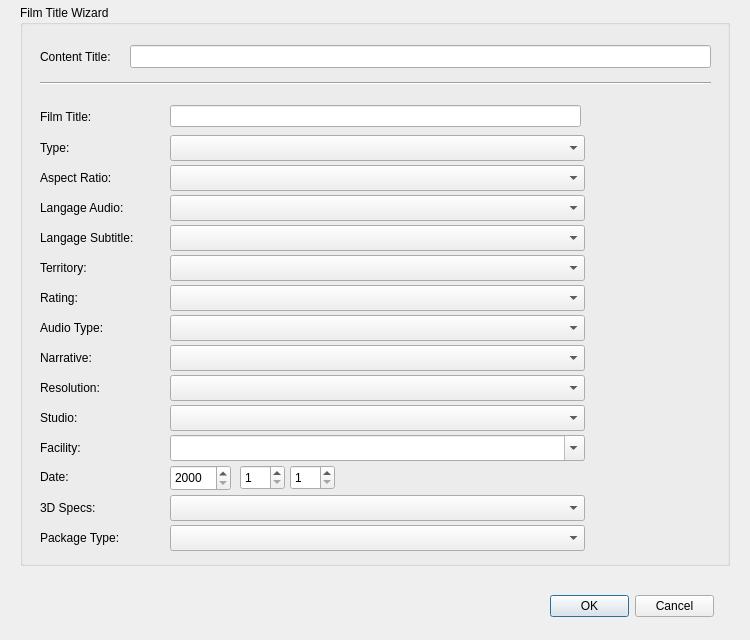
The window that gui/forms/generatetitle.ui (mamay/OpenDCP) describes before a commit, drawn with Qt 5.
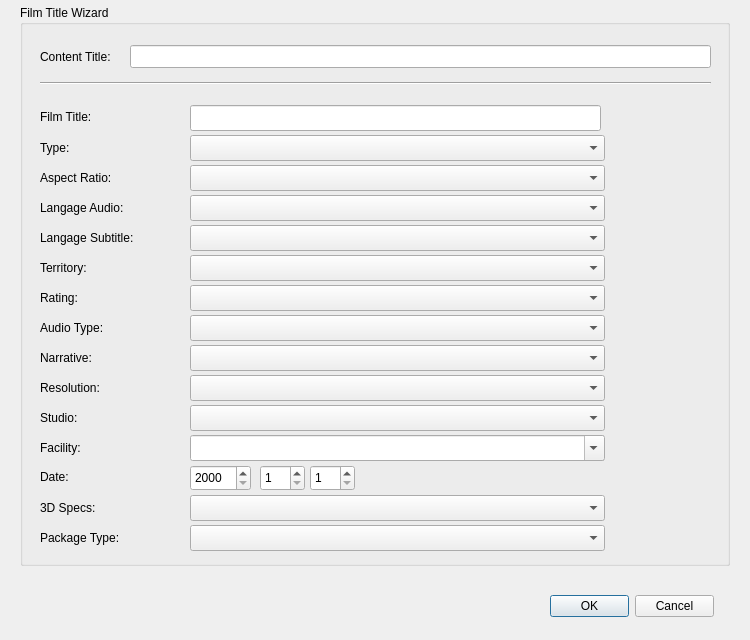
The same window after the commit.

Commit message: some GUI cleanup to handle longer text for translations.

The edit to the form file:
```diff
--- a/gui/forms/generatetitle.ui
+++ b/gui/forms/generatetitle.ui
@@ -67,7 +67,7 @@
      <rect>
       <x>20</x>
       <y>160</y>
-      <width>91</width>
+      <width>150</width>
       <height>26</height>
      </rect>
     </property>
@@ -78,7 +78,7 @@
    <widget class="QComboBox" name="aspectComboBox">
     <property name="geometry">
      <rect>
-      <x>150</x>
+      <x>170</x>
       <y>160</y>
       <width>415</width>
       <height>26</height>
@@ -100,7 +100,7 @@
      <rect>
       <x>20</x>
       <y>100</y>
-      <width>62</width>
+      <width>150</width>
       <height>23</height>
      </rect>
     </property>
@@ -113,7 +113,7 @@
      <rect>
       <x>20</x>
       <y>280</y>
-      <width>62</width>
+      <width>150</width>
       <height>26</height>
      </rect>
     </property>
@@ -124,7 +124,7 @@
    <widget class="QComboBox" name="ratingComboBox">
     <property name="geometry">
      <rect>
-      <x>150</x>
+      <x>170</x>
       <y>280</y>
       <width>415</width>
       <height>26</height>
@@ -158,7 +158,7 @@
      <rect>
       <x>20</x>
       <y>370</y>
-      <width>81</width>
+      <width>150</width>
       <height>26</height>
      </rect>
     </property>
@@ -169,7 +169,7 @@
    <widget class="QComboBox" name="resolutionComboBox">
     <property name="geometry">
      <rect>
-      <x>150</x>
+      <x>170</x>
       <y>370</y>
       <width>415</width>
       <height>26</height>
@@ -191,7 +191,7 @@
      <rect>
       <x>20</x>
       <y>490</y>
-      <width>81</width>
+      <width>150</width>
       <height>26</height>
      </rect>
     </property>
@@ -202,7 +202,7 @@
    <widget class="QComboBox" name="stereoscopicComboBox">
     <property name="geometry">
      <rect>
-      <x>150</x>
+      <x>170</x>
       <y>490</y>
       <width>415</width>
       <height>26</height>
@@ -224,7 +224,7 @@
      <rect>
       <x>20</x>
       <y>130</y>
-      <width>62</width>
+      <width>150</width>
       <height>26</height>
      </rect>
     </property>
@@ -235,7 +235,7 @@
    <widget class="QComboBox" name="typeComboBox">
     <property name="geometry">
      <rect>
-      <x>150</x>
+      <x>170</x>
       <y>130</y>
       <width>415</width>
       <height>26</height>
@@ -258,10 +258,10 @@
    <widget class="QLineEdit" name="filmEdit">
     <property name="geometry">
      <rect>
-      <x>150</x>
+      <x>170</x>
       <y>100</y>
       <width>411</width>
-      <height>22</height>
+      <height>26</height>
      </rect>
     </property>
     <property name="font">
@@ -281,7 +281,7 @@
      <rect>
       <x>20</x>
       <y>190</y>
-      <width>111</width>
+      <width>150</width>
       <height>26</height>
      </rect>
     </property>
@@ -292,7 +292,7 @@
    <widget class="QComboBox" name="languageAudioComboBox">
     <property name="geometry">
      <rect>
-      <x>150</x>
+      <x>170</x>
       <y>190</y>
       <width>415</width>
       <height>26</height>
@@ -314,7 +314,7 @@
      <rect>
       <x>20</x>
       <y>220</y>
-      <width>111</width>
+      <width>150</width>
       <height>26</height>
      </rect>
     </property>
@@ -325,7 +325,7 @@
    <widget class="QComboBox" name="languageSubtitleComboBox">
     <property name="geometry">
      <rect>
-      <x>150</x>
+      <x>170</x>
       <y>220</y>
       <width>415</width>
       <height>26</height>
@@ -350,7 +350,7 @@
    <widget class="QComboBox" name="territoryComboBox">
     <property name="geometry">
      <rect>
-      <x>150</x>
+      <x>170</x>
       <y>250</y>
       <width>415</width>
       <height>26</height>
@@ -372,7 +372,7 @@
      <rect>
       <x>20</x>
       <y>250</y>
-      <width>71</width>
+      <width>150</width>
       <height>26</height>
      </rect>
     </property>
@@ -383,7 +383,7 @@
    <widget class="QComboBox" name="audioComboBox">
     <property name="geometry">
      <rect>
-      <x>150</x>
+      <x>170</x>
       <y>310</y>
       <width>415</width>
       <height>26</height>
@@ -405,7 +405,7 @@
      <rect>
       <x>20</x>
       <y>310</y>
-      <width>81</width>
+      <width>150</width>
       <height>26</height>
      </rect>
     </property>
@@ -418,7 +418,7 @@
      <rect>
       <x>20</x>
       <y>340</y>
-      <width>71</width>
+      <width>150</width>
       <height>26</height>
      </rect>
     </property>
@@ -429,7 +429,7 @@
    <widget class="QComboBox" name="narrativeComboBox">
     <property name="geometry">
      <rect>
-      <x>150</x>
+      <x>170</x>
       <y>340</y>
       <width>415</width>
       <height>26</height>
@@ -457,7 +457,7 @@
      <rect>
       <x>20</x>
       <y>400</y>
-      <width>81</width>
+      <width>150</width>
       <height>26</height>
      </rect>
     </property>
@@ -468,7 +468,7 @@
    <widget class="QComboBox" name="studioComboBox">
     <property name="geometry">
      <rect>
-      <x>150</x>
+      <x>170</x>
       <y>400</y>
       <width>415</width>
       <height>26</height>
@@ -493,7 +493,7 @@
      <rect>
       <x>20</x>
       <y>460</y>
-      <width>62</width>
+      <width>150</width>
       <height>23</height>
      </rect>
     </property>
@@ -506,7 +506,7 @@
      <rect>
       <x>20</x>
       <y>520</y>
-      <width>111</width>
+      <width>150</width>
       <height>26</height>
      </rect>
     </property>
@@ -517,7 +517,7 @@
    <widget class="QComboBox" name="packageComboBox">
     <property name="geometry">
      <rect>
-      <x>150</x>
+      <x>170</x>
       <y>520</y>
       <width>415</width>
       <height>26</height>
@@ -537,7 +537,7 @@
    <widget class="QSpinBox" name="dateYearSB">
     <property name="geometry">
      <rect>
-      <x>150</x>
+      <x>170</x>
       <y>460</y>
       <width>61</width>
       <height>26</height>
@@ -559,10 +559,10 @@
    <widget class="QSpinBox" name="dateMonthSB">
     <property name="geometry">
      <rect>
-      <x>220</x>
+      <x>240</x>
       <y>460</y>
       <width>45</width>
-      <height>25</height>
+      <height>26</height>
      </rect>
     </property>
     <property name="suffix">
@@ -581,10 +581,10 @@
    <widget class="QSpinBox" name="dateDaySB">
     <property name="geometry">
      <rect>
-      <x>270</x>
+      <x>290</x>
       <y>460</y>
       <width>45</width>
-      <height>25</height>
+      <height>26</height>
      </rect>
     </property>
     <property name="suffix">
@@ -616,7 +616,7 @@
    <widget class="QComboBox" name="facilityComboBox">
     <property name="geometry">
      <rect>
-      <x>150</x>
+      <x>170</x>
       <y>430</y>
       <width>415</width>
       <height>26</height>
@@ -641,7 +641,7 @@
      <rect>
       <x>20</x>
       <y>430</y>
-      <width>81</width>
+      <width>150</width>
       <height>26</height>
      </rect>
     </property>
```
The commit also changes 1 other file.
